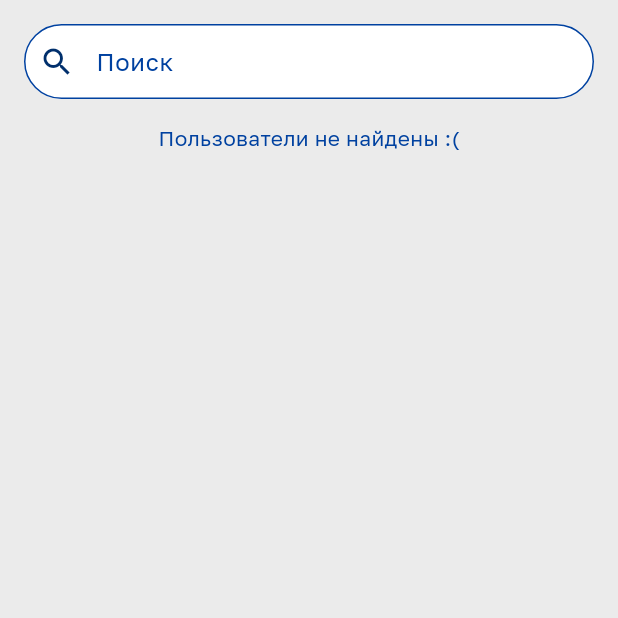
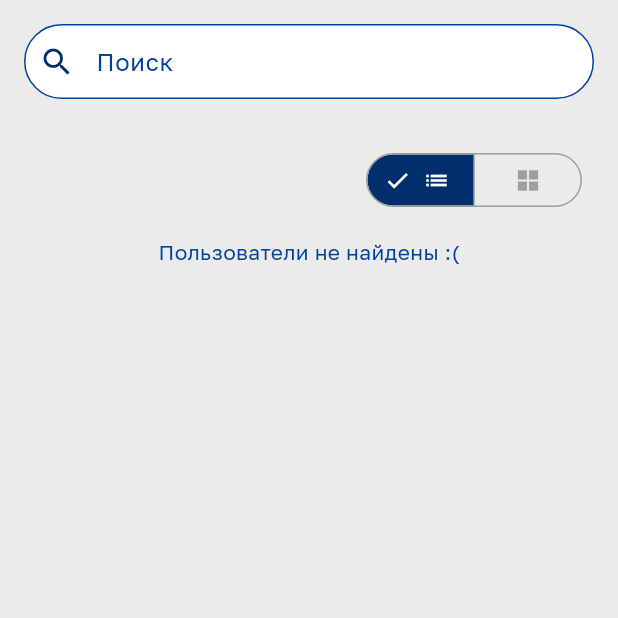
Before and after one commit to StasShevchenko/ParkingCalendar, a Flutter app: the QueueSection screen opened directly with empty values, on a phone screen of 412 x 824 dp, the top half of it. Run offline on Flutter 3.47's test engine with Material 2 defaults, Android fonts, the phone set to English and light mode, and no system bars; our stand-ins replace bloc, dio, flutter_bloc, flutter_secure_storage, flutter_svg, go_router and 3 more; accounts and stored records are empty.

Commit message:
Queue list extracted into separate widget. ListGridViewToggle is created

```diff
--- /dev/null
+++ b/lib/presentation/pages/user/home_page/components/list_grid_view_toggle.dart
@@ -0,0 +1,41 @@
+import 'package:flutter/material.dart';
+
+import '../../../../../assets/colors/app_colors.dart';
+
+class ListGridViewToggle extends StatelessWidget {
+  final Function onSelected;
+  final Set<int> selectedValue;
+
+  const ListGridViewToggle(
+      {super.key, required this.onSelected, required this.selectedValue});
+
+  // BorderSide(
+  // color: states.contains(MaterialState.selected)
+  // ? AppColors.primaryBlue
+  //     : Colors.grey)
+
+  @override
+  Widget build(BuildContext context) {
+    return SegmentedButton(
+      style: ButtonStyle(
+        side: const MaterialStatePropertyAll(
+          BorderSide(color: Colors.grey)
+        ),
+        foregroundColor: MaterialStateProperty.resolveWith((states) =>
+            states.contains(MaterialState.selected)
+                ? AppColors.primaryWhite
+                : Colors.grey),
+        backgroundColor: MaterialStateProperty.resolveWith((states) =>
+            states.contains(MaterialState.selected)
+                ? AppColors.primaryBlue
+                : Colors.transparent),
+      ),
+      segments: const [
+        ButtonSegment(value: 1, icon: Icon(Icons.list)),
+        ButtonSegment(value: 2, icon: Icon(Icons.grid_view_sharp))
+      ],
+      selected: selectedValue,
+      onSelectionChanged: (valuesSet) => onSelected(valuesSet),
+    );
+  }
+}
--- a/lib/presentation/pages/user/home_page/components/queue_section.dart
+++ b/lib/presentation/pages/user/home_page/components/queue_section.dart
@@ -1,10 +1,9 @@
 import 'package:flutter/material.dart';
 import 'package:flutter/rendering.dart';
 import 'package:parking_project/data/models/queue_data_holder.dart';
-import 'package:parking_project/presentation/pages/user/home_page/components/queue_header.dart';
-import 'package:parking_project/presentation/pages/user/home_page/components/queue_header_content.dart';
+import 'package:parking_project/presentation/pages/user/home_page/components/list_grid_view_toggle.dart';
+import 'package:parking_project/presentation/pages/user/home_page/components/queue_list.dart';
 import 'package:parking_project/presentation/ui_kit/text_field/debounced_text_field.dart';
-import 'package:sticky_headers/sticky_headers.dart';
 
 import '../../../../../assets/colors/app_colors.dart';
 
@@ -26,6 +25,14 @@ class QueueSection extends StatefulWidget {
 
 class _QueueSectionState extends State<QueueSection> {
   final _controller = ScrollController();
+  var toggleSelectedValue = {1};
+
+  void onToggleSelected(Set<int> selectedValue) {
+    setState(() {
+      toggleSelectedValue = selectedValue;
+    });
+  }
+
   bool _isFabVisible = false;
 
   void _scrollUp() {
@@ -90,6 +97,18 @@ class _QueueSectionState extends State<QueueSection> {
                   ),
                 ),
                 const SizedBox(
+                  height: 32,
+                ),
+                Align(
+                  alignment: Alignment.centerRight,
+                  child: Padding(
+                    padding: const EdgeInsets.only(right: 8.0),
+                    child: ListGridViewToggle(
+                        onSelected: onToggleSelected,
+                        selectedValue: toggleSelectedValue),
+                  ),
+                ),
+                const SizedBox(
                   height: 16,
                 ),
                 widget.isLoading
@@ -108,25 +127,10 @@ class _QueueSectionState extends State<QueueSection> {
                         ? const Expanded(
                             child: Text('Пользователи не найдены :('))
                         : Expanded(
-                            child: ListView.builder(
-                                controller: _controller,
-                                itemCount: widget.queueItems.length,
-                                itemBuilder: (context, index) {
-                                  return Padding(
-                                    padding: const EdgeInsets.symmetric(
-                                        vertical: 4.0),
-                                    child: StickyHeader(
-                                      header: QueueHeader(
-                                        monthName:
-                                            widget.queueItems[index].monthName,
-                                      ),
-                                      content: QueueHeaderContent(
-                                          usersList:
-                                              widget.queueItems[index].users),
-                                    ),
-                                  );
-                                }),
-                          ),
+                            child: QueueList(
+                            controller: _controller,
+                            queueItems: widget.queueItems,
+                          )),
               ],
             ),
           ),
```
Also changed, not shown: lib/presentation/pages/user/home_page/components/queue_list.dart (added, +32 -0 lines).
